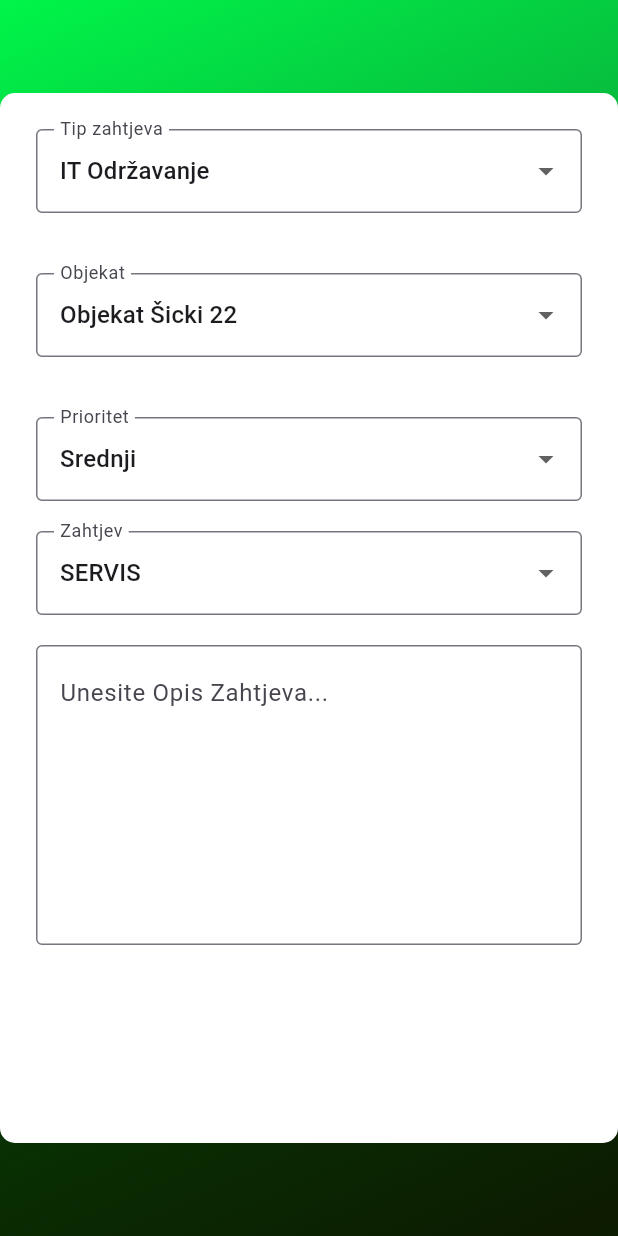
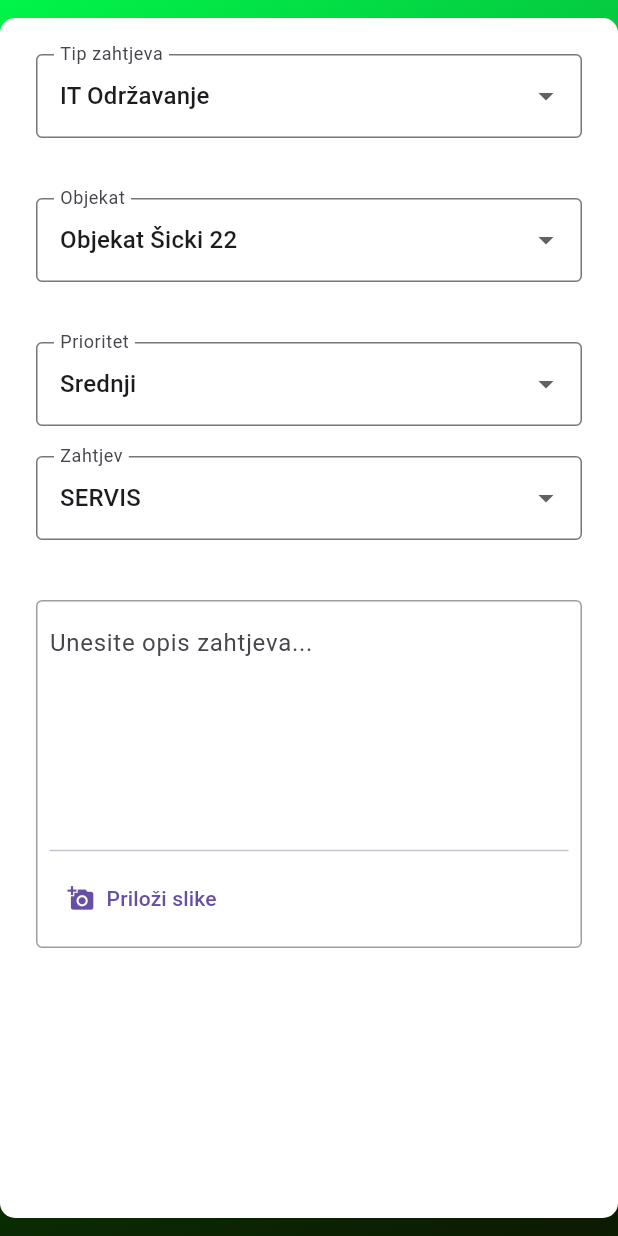
Before and after one commit to DM-bingo/BingoTicketingSystemMobileApp, a Flutter app: the CreateNewTicket screen opened directly, on a phone screen of 412 x 824 dp. Run offline on Flutter 3.47's test engine with Material 3 defaults, Android fonts, the phone set to English and light mode, and no system bars; our stand-ins replace image_picker, lottie.

Commit message:
demoForCreatingTicketDone

```diff
--- a/lib/pages/create_new_ticket.dart
+++ b/lib/pages/create_new_ticket.dart
@@ -1,6 +1,9 @@
+import 'dart:io';
+
 import 'package:bingo_ticketing_system_mobile/colors/app_colors.dart';
 import 'package:flutter/material.dart';
 import 'package:bingo_ticketing_system_mobile/strings/app_strings.dart';
+import 'package:image_picker/image_picker.dart';
 
 class CreateNewTicket extends StatefulWidget {
   const CreateNewTicket({super.key});
@@ -23,10 +26,8 @@
   String? priority;
   List<String> priorityValues = ['Nizak', 'Srednji', 'Visok'];
 
-  String? optionsValue;
   List<String> listOfOptions = ['SERVIS', 'NABAVA'];
 
-  String? serviceOptions;
   List<String> listOfServiceOptions = [
     'Elektroinstalacije',
     'Mašinske Instalacije',
@@ -41,7 +42,6 @@
     'Tehnološka Oprema',
   ];
 
-  String? electroOptions;
   List<String> listOfElectroOptions = [
     'Elektroinstalacije-Rasvjeta',
     'Agregati',
@@ -51,7 +51,6 @@
     'Razglas',
   ];
 
-  String? machineOptions;
   List<String> listOfMachineOptions = [
     'Grijanje',
     'Hlađenje',
@@ -61,8 +60,32 @@
     'Liftovi, Pokretne Stepenice, Travelator',
   ];
 
+  late final Map<String, List<String>> _subServiceData = {
+    'Elektroinstalacije': listOfElectroOptions,
+    'Mašinske Instalacije': listOfMachineOptions,
+  };
+
+  String? optionsValue;
+  String? _selectedService;
+  String? _selectedSubOption;
+
+  List<XFile> _selectedImages = [];
+  final ImagePicker _picker = ImagePicker();
+
+  Future<void> _pickImages() async {
+    final List<XFile> images = await _picker.pickMultiImage();
+
+    if (images.isNotEmpty) {
+      setState(() {
+        _selectedImages.addAll(images);
+      });
+    }
+  }
+
   @override
   Widget build(BuildContext context) {
+    List<String> currentSubOptions = _subServiceData[_selectedService] ?? [];
+
     return Scaffold(
       body: Container(
         width: double.infinity,
@@ -83,7 +106,7 @@
         child: Center(
           child: Container(
             width: 600,
-            height: 700,
+            height: 800,
             padding: const EdgeInsets.all(24.0),
             decoration: BoxDecoration(
               color: Appcolors.white,
@@ -184,23 +207,138 @@
                   onChanged: (optNew) {
                     setState(() {
                       optionsValue = optNew;
+                      _selectedService = null;
+                      _selectedSubOption = null;
                     });
                   },
                 ),
 
                 const SizedBox(height: 20),
 
-                SizedBox(
-                  width: 600,
-                  height: 200,
-                  child: TextField(
-                    maxLines: null,
-                    expands: true,
-                    textAlignVertical: TextAlignVertical.top,
-                    decoration: InputDecoration(
-                      hintText: 'Unesite Opis Zahtjeva...',
+                if (optionsValue == 'SERVIS') ...[
+                  DropdownButtonFormField<String>(
+                    decoration: const InputDecoration(
+                      labelText: 'Tip Servisa',
                       border: OutlineInputBorder(),
                     ),
+                    initialValue: _selectedService,
+                    hint: const Text('Izaberi tip servisa'),
+                    items: listOfServiceOptions.map((String service) {
+                      return DropdownMenuItem<String>(
+                        value: service,
+                        child: Text(service),
+                      );
+                    }).toList(),
+                    onChanged: (newService) {
+                      setState(() {
+                        _selectedService = newService;
+                        _selectedSubOption = null;
+                      });
+                    },
+                  ),
+                  const SizedBox(height: 20),
+                ],
+
+                if (optionsValue == 'SERVIS' &&
+                    currentSubOptions.isNotEmpty) ...[
+                  DropdownButtonFormField<String>(
+                    decoration: InputDecoration(
+                      labelText: 'Specifična opcija',
+                      border: OutlineInputBorder(),
+                    ),
+                    initialValue: _selectedSubOption,
+                    hint: const Text('Izaberite opciju'),
+                    items: currentSubOptions.map((String subOpt) {
+                      return DropdownMenuItem<String>(
+                        value: subOpt,
+                        child: Text(subOpt),
+                      );
+                    }).toList(),
+                    onChanged: (newSubOpt) {
+                      setState(() {
+                        _selectedSubOption = newSubOpt;
+                      });
+                    },
+                  ),
+                ],
+
+                const SizedBox(height: 20),
+
+                Container(
+                  width: 600,
+                  padding: const EdgeInsets.all(8.0),
+                  decoration: BoxDecoration(
+                    border: Border.all(color: Colors.grey),
+                    borderRadius: BorderRadius.circular(4),
+                  ),
+                  child: Column(
+                    crossAxisAlignment: CrossAxisAlignment.start,
+                    mainAxisSize: MainAxisSize.min,
+                    children: [
+                      SizedBox(
+                        height: 150,
+                        child: TextField(
+                          maxLines: null,
+                          expands: true,
+                          textAlignVertical: TextAlignVertical.top,
+                          decoration: InputDecoration(
+                            hintText: 'Unesite opis zahtjeva...',
+                            border: InputBorder.none,
+                          ),
+                        ),
+                      ),
+
+                      const Divider(),
+
+                      if (_selectedImages.isNotEmpty)
+                        SizedBox(
+                          height: 80,
+                          child: ListView.builder(
+                            scrollDirection: Axis.horizontal,
+                            itemCount: _selectedImages.length,
+                            itemBuilder: (context, index) {
+                              return Padding(
+                                padding: const EdgeInsets.only(right: 8.0),
+                                child: Stack(
+                                  children: [
+                                    Image.file(
+                                      File(_selectedImages[index].path),
+                                      width: 80,
+                                      height: 80,
+                                      fit: BoxFit.cover,
+                                    ),
+                                    Positioned(
+                                      top: 0,
+                                      right: 0,
+                                      child: GestureDetector(
+                                        onTap: () {
+                                          setState(() {
+                                            _selectedImages.removeAt(index);
+                                          });
+                                        },
+                                        child: const CircleAvatar(
+                                          radius: 10,
+                                          backgroundColor: Colors.red,
+                                          child: Icon(
+                                            Icons.close,
+                                            size: 12,
+                                            color: Colors.white,
+                                          ),
+                                        ),
+                                      ),
+                                    ),
+                                  ],
+                                ),
+                              );
+                            },
+                          ),
+                        ),
+                      TextButton.icon(
+                        onPressed: _pickImages,
+                        icon: const Icon(Icons.add_a_photo),
+                        label: const Text('Priloži slike'),
+                      ),
+                    ],
                   ),
                 ),
               ],
--- a/pubspec.yaml
+++ b/pubspec.yaml
@@ -32,6 +32,7 @@
   flutter:
     sdk: flutter
 
+  image_picker: ^1.1.2
 
   # The following adds the Cupertino Icons font to your application.
   # Use with the CupertinoIcons class for iOS style icons.
```
Also changed, not shown: pubspec.lock.
